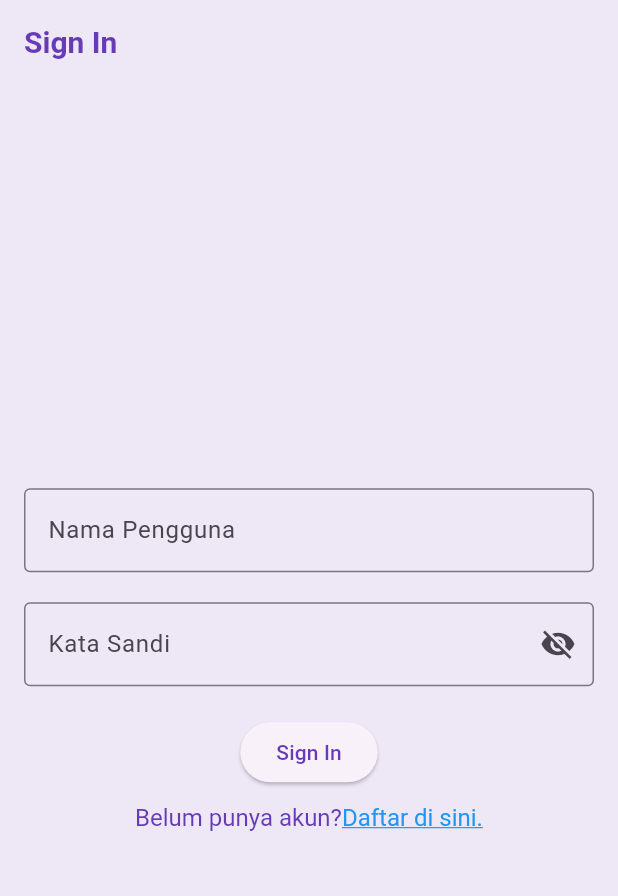
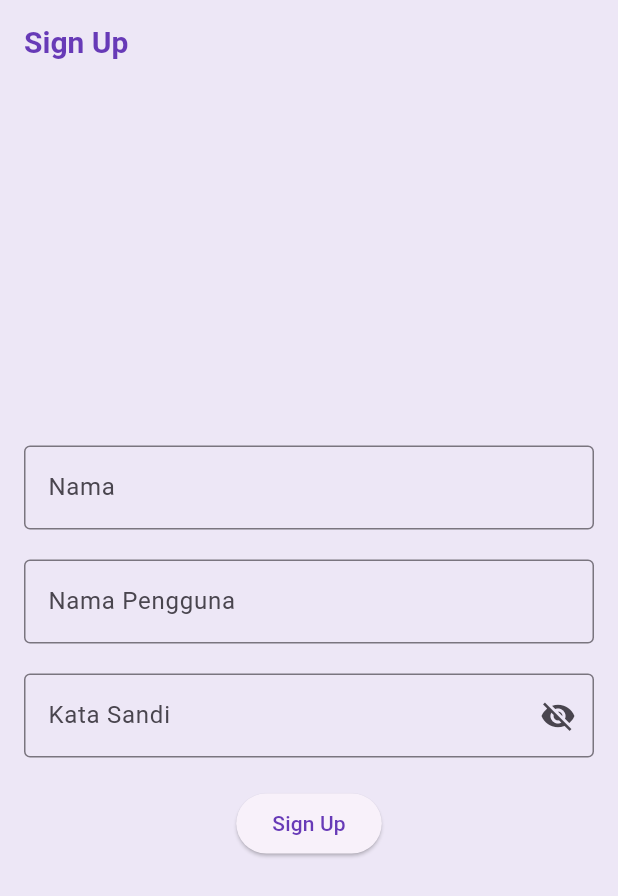
Before and after one commit to 2024-2025-Gasal-PABI-SI5A/project-wisata-candi-stepheniew, a Flutter app: the screen it shows after launch, on a phone screen of 412 x 824 dp. Shown: the top 896 px of the screen. Run offline on Flutter 3.47's test engine with Material 3 defaults, Android fonts, the phone set to English and light mode, and no system bars.

Commit message:
singup screen

```diff
--- a/wisata_candi/lib/main.dart
+++ b/wisata_candi/lib/main.dart
@@ -3,6 +3,7 @@ import 'package:wisata_candi/data/candi_data.dart';
 import 'package:wisata_candi/screens/detail_screen.dart';
 import 'package:wisata_candi/screens/profile_screen.dart';
 import 'package:wisata_candi/screens/signin_screen.dart';
+import 'package:wisata_candi/screens/singup_screen.dart';
 
 void main() {
   runApp(const MainApp());
@@ -32,7 +33,8 @@ class MainApp extends StatelessWidget {
       ),
       //home: DetailScreen(candi: candiList[0],),
       //home: ProfileScreen(),
-      home: SignInScreen(),
+      //home: SignInScreen(),
+      home: SignUpScreen(),
     );
   }
 }
--- /dev/null
+++ b/wisata_candi/lib/screens/singup_screen.dart
@@ -0,0 +1,105 @@
+import 'package:flutter/material.dart';
+import 'package:flutter/gestures.dart';
+
+class SignUpScreen extends StatefulWidget{
+  SignUpScreen({super.key});
+
+  @override
+  State<SignUpScreen> createState() => _SignUpScreenState();
+}
+
+class _SignUpScreenState extends State<SignUpScreen> {
+  // TODO: 1. Deklarasikan variabel yang dibutuhkan
+  final TextEditingController _namaController = TextEditingController();
+  final TextEditingController _usernameController = TextEditingController();
+
+  final TextEditingController _passwordController = TextEditingController();
+
+  String _errorText = '';
+
+  bool _isSignUp = false;
+
+  bool _obscurePassword = true;
+
+  @override
+  Widget build(BuildContext context) {
+    return Scaffold(
+      // TODO: 2. Pasang AppBar
+      appBar: AppBar(
+        title: const Text('Sign Up'),
+      ),
+      // TODO: 3. Pasang Body
+      body: Center(
+        child: SingleChildScrollView(
+          child: Padding(
+            padding: const EdgeInsets.all(16),
+            child: Form(
+              child: Column(
+                // TODO: 4. Atur mainAxisAlignment dan crossAxisAlignment
+                mainAxisAlignment: MainAxisAlignment.center,
+                crossAxisAlignment: CrossAxisAlignment.center,
+                children: [
+                  TextFormField(
+                    controller: _namaController,
+                    decoration: const InputDecoration(
+                      labelText: 'Nama',
+                      hintText: 'Nama',
+                      border: OutlineInputBorder(),
+                    ),
+                  ),
+                  // TODO: 6. Buat TextFormField untuk Kata Sandi
+                  const SizedBox(height: 20),
+                  // TODO: 5. Buat TextFormField untuk Nama Pengguna
+                  TextFormField(
+                    controller: _usernameController,
+                    decoration: const InputDecoration(
+                      labelText: 'Nama Pengguna',
+                      hintText: 'Masukkan nama pengguna',
+                      border: OutlineInputBorder(),
+                    ),
+                  ),
+                  // TODO: 6. Buat TextFormField untuk Kata Sandi
+                  const SizedBox(height: 20),
+                  TextFormField(
+                    controller: _passwordController,
+                    decoration: InputDecoration(
+                      labelText: 'Kata Sandi',
+                      hintText: 'Masukkan kata sandi',
+                      border: const OutlineInputBorder(),
+                      errorText: _errorText.isNotEmpty ? _errorText : null,
+                      suffixIcon: IconButton(
+                        onPressed: (){
+                          setState(() {
+                            _obscurePassword = !_obscurePassword;
+                          });
+                        },
+                        icon: Icon(
+                          _obscurePassword ? Icons.visibility_off : Icons.visibility,
+                        ),
+                      ),
+                    ),
+                    obscureText: _obscurePassword,
+                  ),
+
+                  // TODO: 7. Buat ElevatedButton untuk Sign In
+                  const SizedBox(height: 20),
+                  ElevatedButton(
+                    onPressed: (){},
+                    child: const Text('Sign Up'),
+                  ),
+                  // TODO: 8. Pasang TextButton untuk Sign Up
+                  const SizedBox(height: 10),
+                  // TextButton(
+                  //   onPressed: (){},
+                  //   child: Text('Belum punya akun? Daftar di sini.'),
+                  // ),
+
+                ],
+              ),
+            ),
+          ),
+        ),
+      ),
+    );
+  }
+}
```
